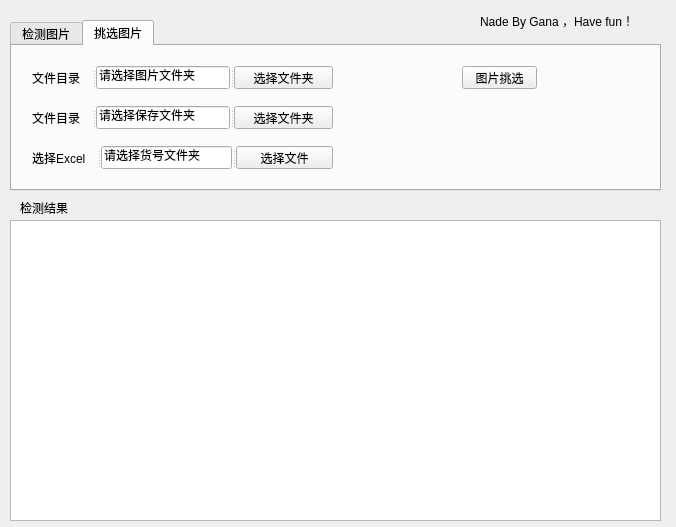
First picture: the form in Checker.ui, repository li24361/CheckTool, before the edit.
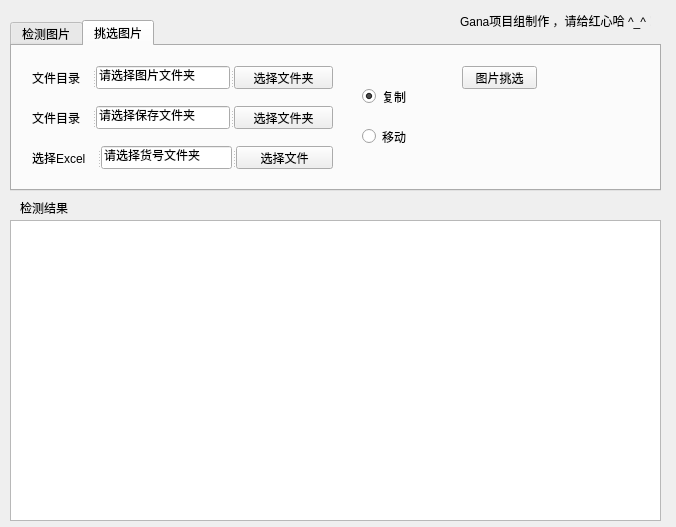
Second picture: the form after the edit. The open tabs and pages were chosen to show the change. Icons and pictures are not drawn.

Commit message: 增加移动剪贴功能

```diff
--- a/Checker.ui
+++ b/Checker.ui
@@ -239,19 +239,54 @@
       </property>
      </widget>
     </widget>
+    <widget class="QRadioButton" name="copy">
+     <property name="geometry">
+      <rect>
+       <x>350</x>
+       <y>40</y>
+       <width>51</width>
+       <height>21</height>
+      </rect>
+     </property>
+     <property name="text">
+      <string>复制</string>
+     </property>
+     <property name="checked">
+      <bool>true</bool>
+     </property>
+     <attribute name="buttonGroup">
+      <string notr="true">buttonGroup</string>
+     </attribute>
+    </widget>
+    <widget class="QRadioButton" name="move">
+     <property name="geometry">
+      <rect>
+       <x>350</x>
+       <y>80</y>
+       <width>51</width>
+       <height>21</height>
+      </rect>
+     </property>
+     <property name="text">
+      <string>移动</string>
+     </property>
+     <attribute name="buttonGroup">
+      <string notr="true">buttonGroup</string>
+     </attribute>
+    </widget>
    </widget>
   </widget>
   <widget class="QLabel" name="label_6">
    <property name="geometry">
     <rect>
-     <x>480</x>
+     <x>460</x>
      <y>10</y>
-     <width>171</width>
+     <width>191</width>
      <height>21</height>
     </rect>
    </property>
    <property name="text">
-    <string>Nade By Gana ，Have fun！</string>
+    <string>Gana项目组制作 ，请给红心哈 ^_^！</string>
    </property>
   </widget>
   <zorder>tabWidget</zorder>
```
Left out of the diff: 5 changed lines with no effect on the pictures. The commit also changes 5 other files.
